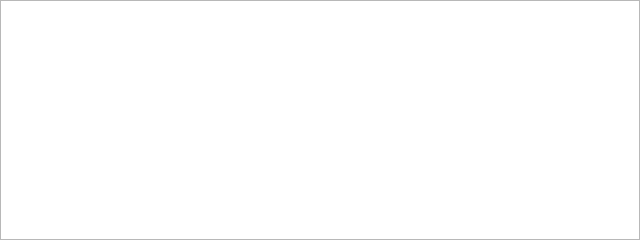
Arco-de-Treinamento/SO-2023.2-BTI-UFRN, file atividades/unidade-02/DinoRun/src/mainwindow/mainwindow.ui: the form before one commit.
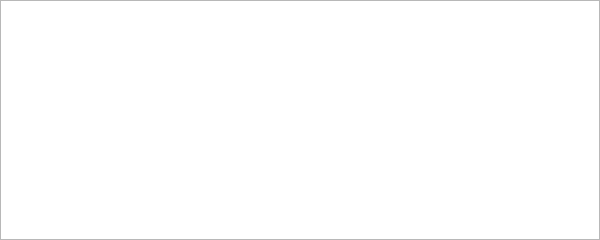
The form after the commit. Icons and pictures are not drawn.

Patch:
```diff
--- a/atividades/unidade-02/DinoRun/src/mainwindow/mainwindow.ui
+++ b/atividades/unidade-02/DinoRun/src/mainwindow/mainwindow.ui
@@ -6,19 +6,19 @@
    <rect>
     <x>0</x>
     <y>0</y>
-    <width>640</width>
+    <width>600</width>
     <height>240</height>
    </rect>
   </property>
   <property name="minimumSize">
    <size>
-    <width>640</width>
+    <width>600</width>
     <height>240</height>
    </size>
   </property>
   <property name="maximumSize">
    <size>
-    <width>640</width>
+    <width>600</width>
     <height>240</height>
    </size>
   </property>
@@ -41,13 +41,13 @@
    </property>
    <property name="minimumSize">
     <size>
-     <width>640</width>
+     <width>600</width>
      <height>240</height>
     </size>
    </property>
    <property name="maximumSize">
     <size>
-     <width>640</width>
+     <width>600</width>
      <height>240</height>
     </size>
    </property>
@@ -62,7 +62,7 @@
      <rect>
       <x>0</x>
       <y>0</y>
-      <width>640</width>
+      <width>600</width>
       <height>240</height>
      </rect>
     </property>
@@ -74,13 +74,13 @@
     </property>
     <property name="minimumSize">
      <size>
-      <width>640</width>
+      <width>600</width>
       <height>240</height>
      </size>
     </property>
     <property name="maximumSize">
      <size>
-      <width>648</width>
+      <width>600</width>
       <height>248</height>
      </size>
     </property>
```
